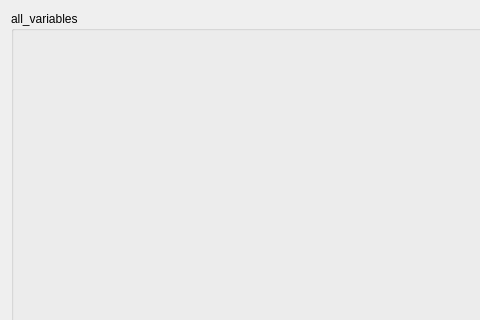
This is opus_gui/config/generalmanager/all_variables_edit.ui in psrc/urbansim as Qt 5 draws it before an edit; both pictures show x 0 to 480 and y 0 to 320 of the 1000 by 600 pixel window. The edited form follows.
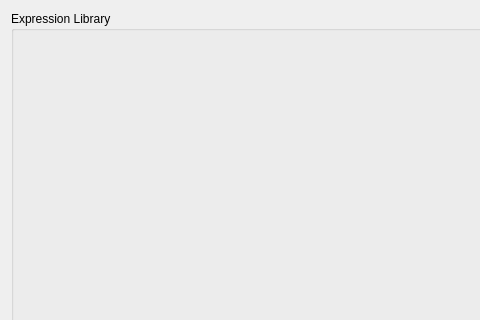
This is the edited form.

Commit message: More wording updates for expression library dialogs.

The edit to the form file:
```diff
--- a/opus_gui/config/generalmanager/all_variables_edit.ui
+++ b/opus_gui/config/generalmanager/all_variables_edit.ui
@@ -17,7 +17,7 @@
    <item>
     <widget class="QGroupBox" name="variableBox" >
      <property name="title" >
-      <string>all_variables</string>
+      <string>Expression Library</string>
      </property>
      <layout class="QGridLayout" />
     </widget>
```
The commit also changes 3 other files.
